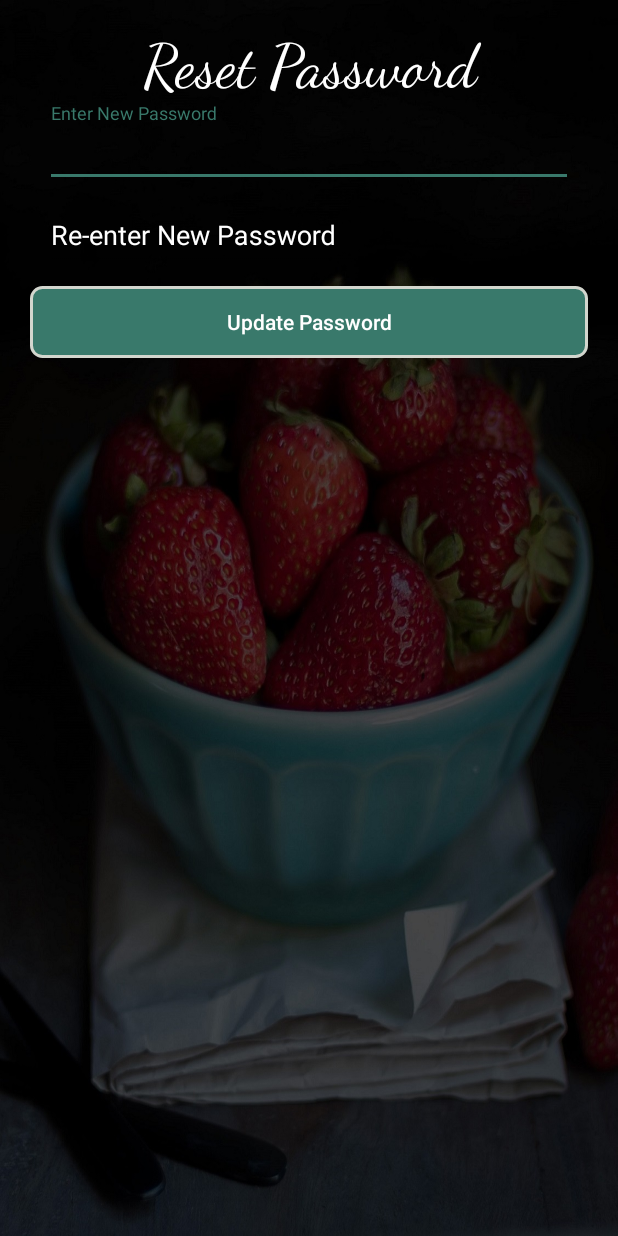
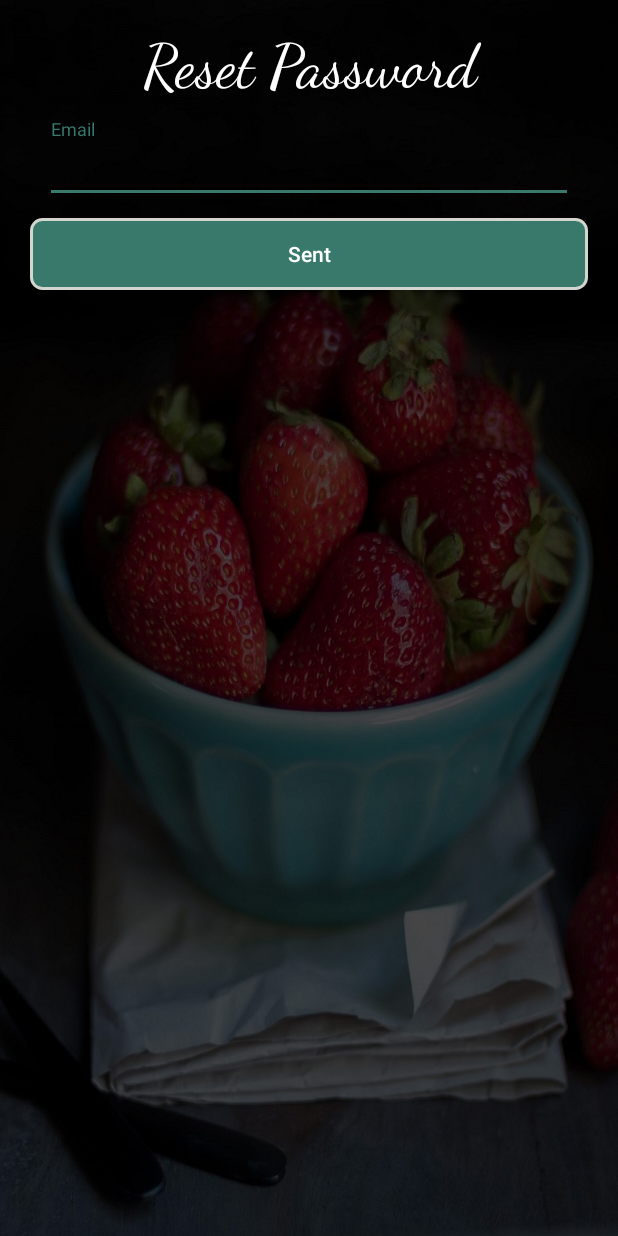
Before and after one commit to kerinshah123/Daily_Cart, an Android app: the layout activity_fgpassword.xml on its own in the app's theme, with its tools: preview values and no code run, on a phone screen of 412 x 824 dp. Run offline under Robolectric (Android 15) with nearby library versions, the light colour scheme and no system bars.

Commit message:
Forgot Passowrd

```diff
--- a/app/src/main/res/layout/activity_fgpassword.xml
+++ b/app/src/main/res/layout/activity_fgpassword.xml
@@ -35,6 +35,7 @@
             android:hint="Enter New Password"
             android:textColorHint="@color/white"
             android:inputType="textPassword"
+            android:visibility="gone"
             />
 
     </com.google.android.material.textfield.TextInputLayout>
@@ -56,8 +57,8 @@
             android:textColorHint="@color/white"
             android:layout_width="match_parent"
             android:layout_height="wrap_content"
-            android:hint="Re-enter New Password"
-            android:inputType="textPassword"
+            android:hint="Email"
+
             />
 
     </com.google.android.material.textfield.TextInputLayout>
@@ -69,7 +70,7 @@
         android:layout_marginTop="10dp"
         android:layout_marginLeft="20dp"
         android:layout_marginRight="20dp"
-        android:text="Update Password"
+        android:text="Sent"
         android:id="@+id/updatepw"
         android:background="@drawable/buttonsignin"
         android:textColor="@color/white"
```
Also changed, not shown: app/src/main/AndroidManifest.xml (+22 -12 lines), app/src/main/java/com/example/dailycart/MainActivity.java (+34 -11 lines), app/src/main/java/com/example/dailycart/SplashScreen.java (+10 -1 lines), app/src/main/java/com/example/dailycart/StartActivity.java (+16 -8 lines), app/src/main/java/com/example/dailycart/fgpassword.java (+33 -0 lines).
